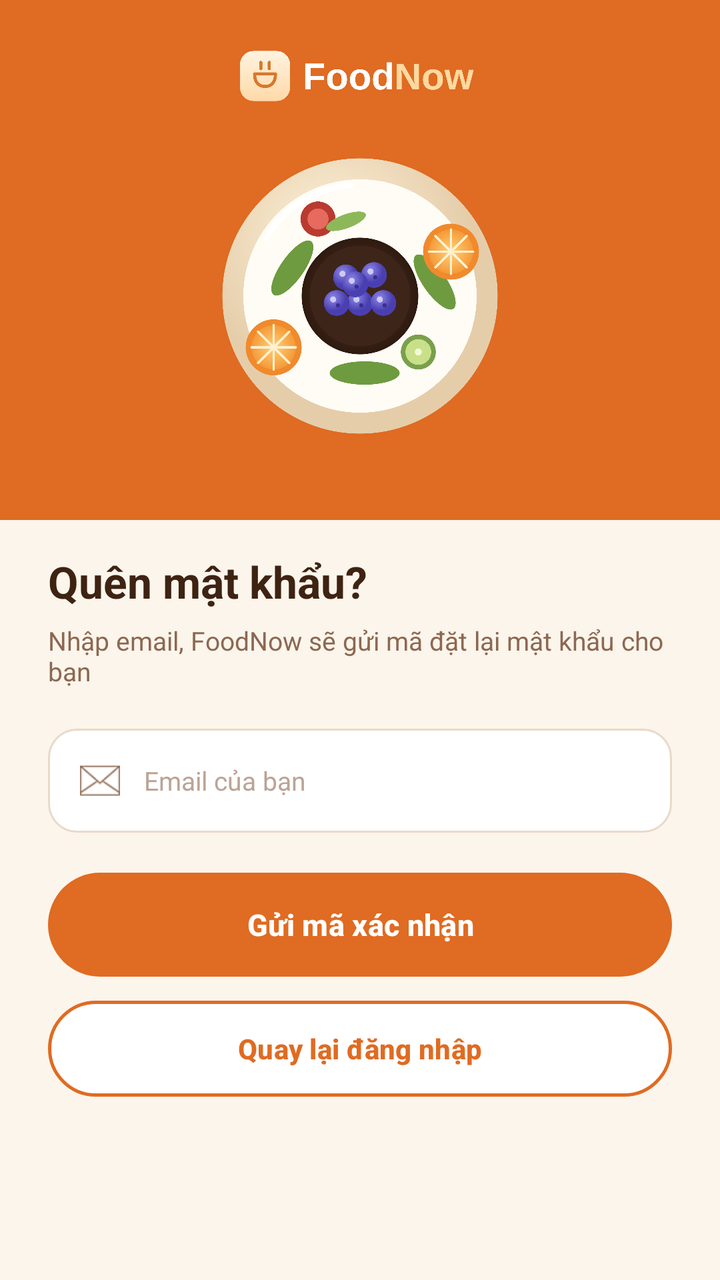
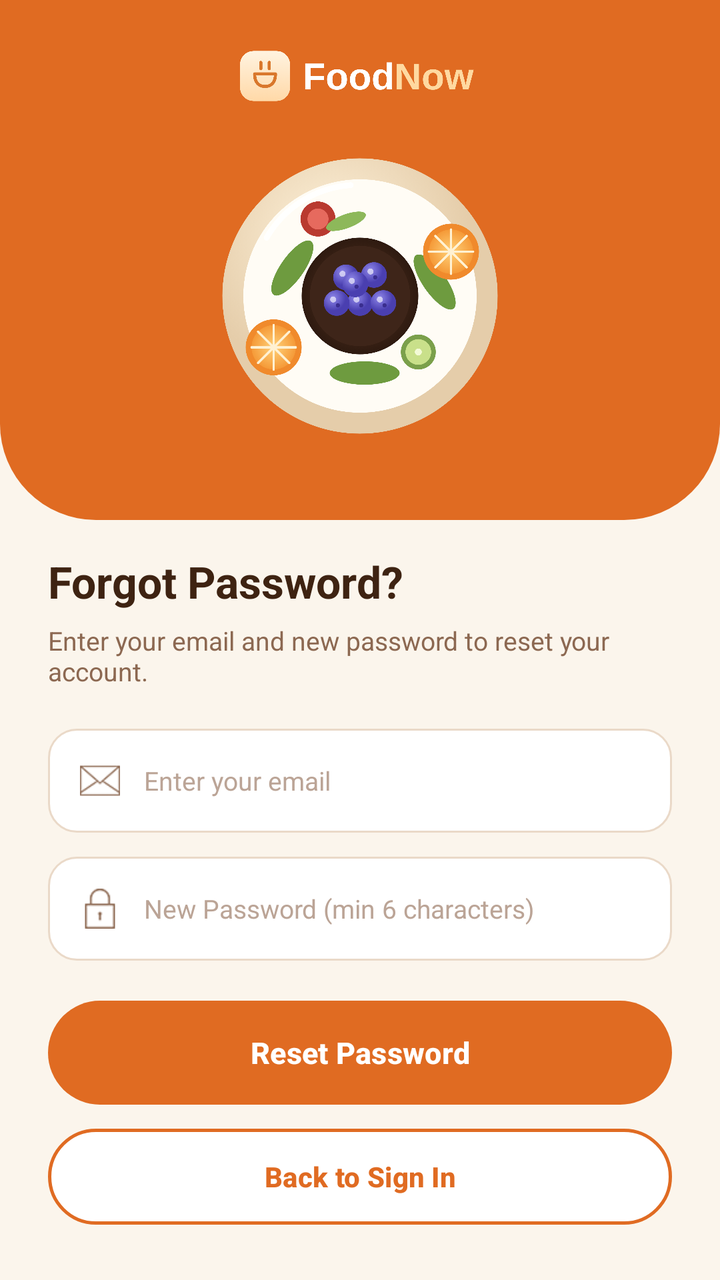

Two renders of the same Android screen: before a commit and after it. Below are the layout's source before the change and the commit's diff.
<!-- AndroidManifest.xml: application theme Theme.Project_1 -->
<!-- res/layout/activity_forgot_password.xml -->
<?xml version="1.0" encoding="utf-8"?>
<FrameLayout xmlns:android="http://schemas.android.com/apk/res/android"
    xmlns:app="http://schemas.android.com/apk/res-auto"
    xmlns:tools="http://schemas.android.com/tools"
    android:id="@+id/main"
    android:layout_width="match_parent"
    android:layout_height="match_parent"
    android:background="@color/colorBackground"
    tools:context=".ForgotPassword">

    <ScrollView
        android:layout_width="match_parent"
        android:layout_height="match_parent"
        android:fillViewport="true">

        <LinearLayout
            android:layout_width="match_parent"
            android:layout_height="wrap_content"
            android:orientation="vertical">

            <androidx.constraintlayout.widget.ConstraintLayout
                android:layout_width="match_parent"
                android:layout_height="260dp"
                android:background="@color/colorPrimary">

                <ImageView
                    android:id="@+id/ivBowl"
                    android:layout_width="140dp"
                    android:layout_height="140dp"
                    android:contentDescription="@string/app_name"
                    android:scaleType="fitCenter"
                    android:src="@drawable/bowl"
                    app:layout_constraintBottom_toBottomOf="parent"
                    app:layout_constraintLeft_toLeftOf="parent"
                    app:layout_constraintRight_toRightOf="parent"
                    app:layout_constraintTop_toTopOf="parent"
                    app:layout_constraintVertical_bias="0.65" />

                <ImageView
                    android:id="@+id/ivLogo"
                    android:layout_width="120dp"
                    android:layout_height="36dp"
                    android:layout_marginTop="20dp"
                    android:contentDescription="@string/app_name"
                    android:scaleType="fitCenter"
                    android:src="@drawable/logo"
                    app:layout_constraintLeft_toLeftOf="parent"
                    app:layout_constraintRight_toRightOf="parent"
                    app:layout_constraintTop_toTopOf="parent" />

            </androidx.constraintlayout.widget.ConstraintLayout>

            <LinearLayout
                android:layout_width="match_parent"
                android:layout_height="wrap_content"
                android:orientation="vertical"
                android:paddingStart="24dp"
                android:paddingTop="16dp"
                android:paddingEnd="24dp"
                android:paddingBottom="24dp">

                <TextView
                    android:id="@+id/tvTitle"
                    android:layout_width="wrap_content"
                    android:layout_height="wrap_content"
                    android:text="@string/text_forgot_password_title"
                    android:textColor="@color/colorTextPrimary"
                    android:textSize="22sp"
                    android:textStyle="bold" />

                <TextView
                    android:id="@+id/tvDescription"
                    android:layout_width="wrap_content"
                    android:layout_height="wrap_content"
                    android:layout_marginTop="6dp"
                    android:layout_marginBottom="20dp"
                    android:text="@string/text_forgot_password_desc"
                    android:textColor="@color/colorTextSecondary"
                    android:textSize="13sp" />

                <LinearLayout
                    android:layout_width="match_parent"
                    android:layout_height="52dp"
                    android:layout_marginBottom="20dp"
                    android:background="@drawable/bg_input_field"
                    android:gravity="center_vertical"
                    android:orientation="horizontal"
                    android:paddingStart="16dp"
                    android:paddingEnd="16dp">

                    <ImageView
                        android:layout_width="20dp"
                        android:layout_height="20dp"
                        android:contentDescription="@string/text_email"
                        android:src="@drawable/icon_email"
                        app:tint="@color/colorTextSecondary" />

                    <EditText
                        android:id="@+id/txtEmail"
                        android:layout_width="match_parent"
                        android:layout_height="match_parent"
                        android:layout_marginStart="12dp"
                        android:background="@null"
                        android:hint="@string/text_email_hint"
                        android:inputType="textEmailAddress"
                        android:textColor="@color/colorTextPrimary"
                        android:textColorHint="@color/colorTextHint"
                        android:textSize="13sp" />
                </LinearLayout>

                <Button
                    android:id="@+id/btnResetPassword"
                    android:layout_width="match_parent"
                    android:layout_height="52dp"
                    android:layout_marginBottom="12dp"
                    android:background="@drawable/bg_primary_button"
                    android:text="@string/text_reset_password"
                    android:textAllCaps="false"
                    android:textColor="@color/white"
                    android:textSize="15sp"
                    android:textStyle="bold"
                    app:backgroundTint="@null" />

                <Button
                    android:id="@+id/btnBackSignIn"
                    android:layout_width="match_parent"
                    android:layout_height="48dp"
                    android:background="@drawable/bg_secondary_button"
                    android:text="@string/text_back_to_sign_in"
                    android:textAllCaps="false"
                    android:textColor="@color/colorPrimary"
                    android:textSize="14sp"
                    android:textStyle="bold"
                    app:backgroundTint="@null" />

            </LinearLayout>

        </LinearLayout>
    </ScrollView>
</FrameLayout>
<!-- resources referenced by this layout -->
<resources>
  <color name="colorBackground">#FBF5EC</color>
  <color name="colorPrimary">#E06B22</color>
  <color name="colorTextHint">#BBA496</color>
  <color name="colorTextPrimary">#3E2312</color>
  <color name="colorTextSecondary">#8C6851</color>
  <color name="white">#FFFFFF</color>
  <!-- drawable bg_input_field (drawable) -->
  <?xml version="1.0" encoding="utf-8"?>
  <shape xmlns:android="http://schemas.android.com/apk/res/android">
      <solid android:color="@color/colorInputBackground" />
      <stroke
          android:width="1dp"
          android:color="@color/colorInputBorder" />
      <corners android:radius="14dp" />
  </shape>
  <!-- drawable bg_primary_button (drawable) -->
  <?xml version="1.0" encoding="utf-8"?>
  <shape xmlns:android="http://schemas.android.com/apk/res/android">
      <solid android:color="@color/colorPrimary" />
      <corners android:radius="28dp" />
  </shape>
  <!-- drawable bg_secondary_button (drawable) -->
  <?xml version="1.0" encoding="utf-8"?>
  <shape xmlns:android="http://schemas.android.com/apk/res/android">
      <solid android:color="@color/white" />
      <stroke
          android:width="1.5dp"
          android:color="@color/colorPrimary" />
      <corners android:radius="28dp" />
  </shape>
  <!-- drawable bowl: png bitmap (drawable, 422408 bytes) -->
  <!-- drawable icon_email: png bitmap (drawable, 571 bytes) -->
  <!-- drawable logo: png bitmap (drawable, 36525 bytes) -->
  <string name="app_name">FoodNow</string>
  <string name="text_back_to_sign_in">Quay lại đăng nhập</string>
  <string name="text_email">Email</string>
  <string name="text_email_hint">Email của bạn</string>
  <string name="text_forgot_password_desc">Nhập email, FoodNow sẽ gửi mã đặt lại mật khẩu cho bạn</string>
  <string name="text_forgot_password_title">Quên mật khẩu?</string>
  <string name="text_reset_password">Gửi mã xác nhận</string>
  <style name="Theme.Project_1" parent="Base.Theme.Project_1" />
  <color name="colorInputBackground">#FFFFFF</color>
  <color name="colorInputBorder">#EAD9C8</color>
  <style name="Base.Theme.Project_1" parent="Theme.Material3.DayNight.NoActionBar">
      </style>
</resources>

<!-- the commit's change to res/layout/activity_forgot_password.xml (unified diff, before → after) -->
@@ -21,7 +21,7 @@
             <androidx.constraintlayout.widget.ConstraintLayout
                 android:layout_width="match_parent"
                 android:layout_height="260dp"
-                android:background="@color/colorPrimary">
+                android:background="@drawable/bg_header_curve">
 
                 <ImageView
                     android:id="@+id/ivBowl"
@@ -74,14 +74,14 @@
                     android:layout_height="wrap_content"
                     android:layout_marginTop="6dp"
                     android:layout_marginBottom="20dp"
-                    android:text="@string/text_forgot_password_desc"
+                    android:text="@string/text_forgot_password_instruction"
                     android:textColor="@color/colorTextSecondary"
                     android:textSize="13sp" />
 
                 <LinearLayout
                     android:layout_width="match_parent"
                     android:layout_height="52dp"
-                    android:layout_marginBottom="20dp"
+                    android:layout_marginBottom="12dp"
                     android:background="@drawable/bg_input_field"
                     android:gravity="center_vertical"
                     android:orientation="horizontal"
@@ -106,6 +106,38 @@
                         android:textColor="@color/colorTextPrimary"
                         android:textColorHint="@color/colorTextHint"
                         android:textSize="13sp" />
+
+                </LinearLayout>
+
+                <LinearLayout
+                    android:layout_width="match_parent"
+                    android:layout_height="52dp"
+                    android:layout_marginBottom="20dp"
+                    android:background="@drawable/bg_input_field"
+                    android:gravity="center_vertical"
+                    android:orientation="horizontal"
+                    android:paddingStart="16dp"
+                    android:paddingEnd="16dp">
+
+                    <ImageView
+                        android:layout_width="20dp"
+                        android:layout_height="20dp"
+                        android:contentDescription="@string/text_new_password"
+                        android:src="@drawable/icon_lock"
+                        app:tint="@color/colorTextSecondary" />
+
+                    <EditText
+                        android:id="@+id/txtNewPassword"
+                        android:layout_width="match_parent"
+                        android:layout_height="match_parent"
+                        android:layout_marginStart="12dp"
+                        android:background="@null"
+                        android:hint="@string/text_new_password_hint"
+                        android:inputType="textPassword"
+                        android:textColor="@color/colorTextPrimary"
+                        android:textColorHint="@color/colorTextHint"
+                        android:textSize="13sp" />
+
                 </LinearLayout>
 
                 <Button
@@ -114,7 +146,7 @@
                     android:layout_height="52dp"
                     android:layout_marginBottom="12dp"
                     android:background="@drawable/bg_primary_button"
-                    android:text="@string/text_reset_password"
+                    android:text="@string/text_reset_password_btn"
                     android:textAllCaps="false"
                     android:textColor="@color/white"
                     android:textSize="15sp"
<!-- resource entries referenced after the edit -->
@@ -6,6 +6,15 @@
   <color name="colorTextPrimary">#3E2312</color>
   <color name="colorTextSecondary">#8C6851</color>
   <color name="white">#FFFFFF</color>
+  <!-- drawable bg_header_curve (drawable) -->
+  <?xml version="1.0" encoding="utf-8"?>
+  <shape xmlns:android="http://schemas.android.com/apk/res/android"
+      android:shape="rectangle">
+      <solid android:color="@color/colorPrimary" />
+      <corners
+          android:bottomLeftRadius="48dp"
+          android:bottomRightRadius="48dp" />
+  </shape>
   <!-- drawable bg_input_field (drawable) -->
   <?xml version="1.0" encoding="utf-8"?>
   <shape xmlns:android="http://schemas.android.com/apk/res/android">
@@ -32,14 +41,17 @@
   </shape>
   <!-- drawable bowl: png bitmap (drawable, 422408 bytes) -->
   <!-- drawable icon_email: png bitmap (drawable, 571 bytes) -->
+  <!-- drawable icon_lock: png bitmap (drawable, 436 bytes) -->
   <!-- drawable logo: png bitmap (drawable, 36525 bytes) -->
   <string name="app_name">FoodNow</string>
-  <string name="text_back_to_sign_in">Quay lại đăng nhập</string>
-  <string name="text_email">Email</string>
-  <string name="text_email_hint">Email của bạn</string>
-  <string name="text_forgot_password_desc">Nhập email, FoodNow sẽ gửi mã đặt lại mật khẩu cho bạn</string>
-  <string name="text_forgot_password_title">Quên mật khẩu?</string>
-  <string name="text_reset_password">Gửi mã xác nhận</string>
+  <string name="text_back_to_sign_in">Back to Sign In</string>
+  <string name="text_email">Email Address</string>
+  <string name="text_email_hint">Enter your email</string>
+  <string name="text_forgot_password_instruction">Enter your email and new password to reset your account.</string>
+  <string name="text_forgot_password_title">Forgot Password?</string>
+  <string name="text_new_password">New Password</string>
+  <string name="text_new_password_hint">New Password (min 6 characters)</string>
+  <string name="text_reset_password_btn">Reset Password</string>
   <style name="Theme.Project_1" parent="Base.Theme.Project_1" />
   <color name="colorInputBackground">#FFFFFF</color>
   <color name="colorInputBorder">#EAD9C8</color>
